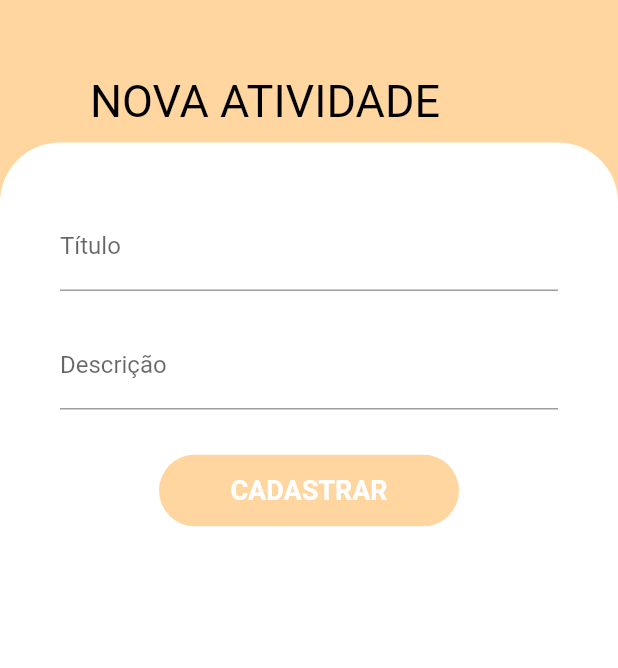
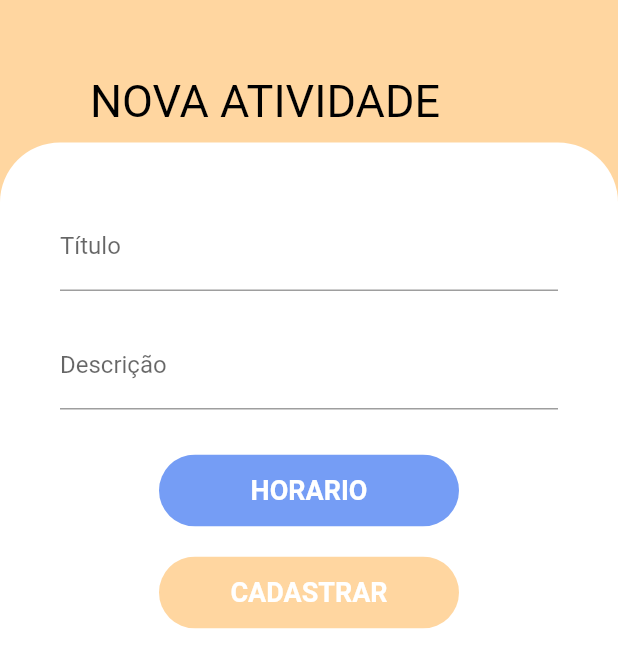
Before and after one commit to Vikaparra/SI700-Flutter, a Flutter app: the NewRemed screen opened directly, on a phone screen of 412 x 824 dp. Shown: the top 668 px of the screen. Run offline on Flutter 3.47's test engine with Material 2 defaults, Android fonts, the phone set to English and light mode, and no system bars; Roboto replaces fonts that are missing (Comfortaa).

Commit message:
Cores datepicker e time no alarme de remedio

```diff
--- a/Projeto/flutter_application_2/lib/view/date_time_picker.dart
+++ b/Projeto/flutter_application_2/lib/view/date_time_picker.dart
@@ -88,6 +88,8 @@ class DatePickerState extends State<DatePicker> {
 
   @override
   Widget build(BuildContext context) => RoundedButton(
+        textColor: kWhiteColor,
+        color: kSecondColor,
         text: getText(), //função para pegar texto que aparece no botao
         press: () => pickDate(context),
       );
--- a/Projeto/flutter_application_2/lib/view/new_alarm_remedio.dart
+++ b/Projeto/flutter_application_2/lib/view/new_alarm_remedio.dart
@@ -3,6 +3,7 @@
 import 'package:flutter/material.dart';
 import 'package:flutter_application_2/components/rounded_button.dart';
 import 'package:flutter_application_2/view/constants.dart';
+import 'package:flutter_application_2/view/date_time_picker.dart';
 
 class NewRemed extends StatelessWidget {
   const NewRemed({ Key? key }) : super(key: key);
@@ -86,7 +87,7 @@ Widget formAct(BuildContext context) {
               decoration: InputDecoration(labelText: 'Descrição'),
               keyboardType: TextInputType.number,
             ),
-          ),
+          ),TimePicker(),
           RoundedButton(
             text: "CADASTRAR",
             textColor: kWhiteColor,
```
